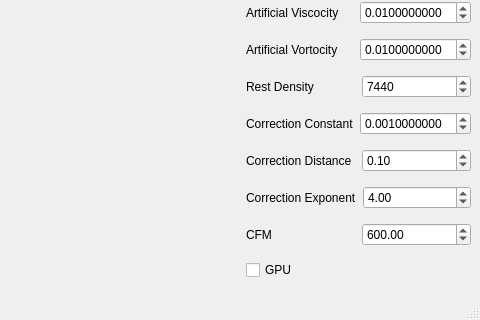
Old version of the form development/PositionBasedFluids/GUI/MainWindow.ui in the repository wleuschner/PositionBasedFluids3D; both pictures show x 320 to 800 and y 291 to 611 of the 800 by 611 pixel window.
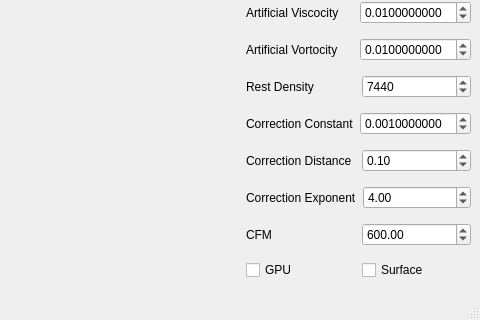
New version of the form. Custom widgets are drawn as their Qt base class.

Commit message: Added Option to render Surface. Surface Rendering implementation started by rendering particles as point sprites. Smoothing depthmap and rendering surface has to be done though. FBO usage has to be implemented too.

The edit to the form file:
```diff
--- a/development/PositionBasedFluids/GUI/MainWindow.ui
+++ b/development/PositionBasedFluids/GUI/MainWindow.ui
@@ -397,11 +397,22 @@
        </layout>
       </item>
       <item>
+       <layout class="QHBoxLayout" name="horizontalLayout_16">
+        <item>
        <widget class="QCheckBox" name="checkBoxGPU">
         <property name="text">
          <string>GPU</string>
         </property>
        </widget>
+        </item>
+        <item>
+         <widget class="QCheckBox" name="checkBoxSurface">
+          <property name="text">
+           <string>Surface</string>
+          </property>
+         </widget>
+        </item>
+       </layout>
       </item>
      </layout>
     </item>
```
Lines whose indentation alone changed are shown as unchanged. The commit also changes 8 other files.
